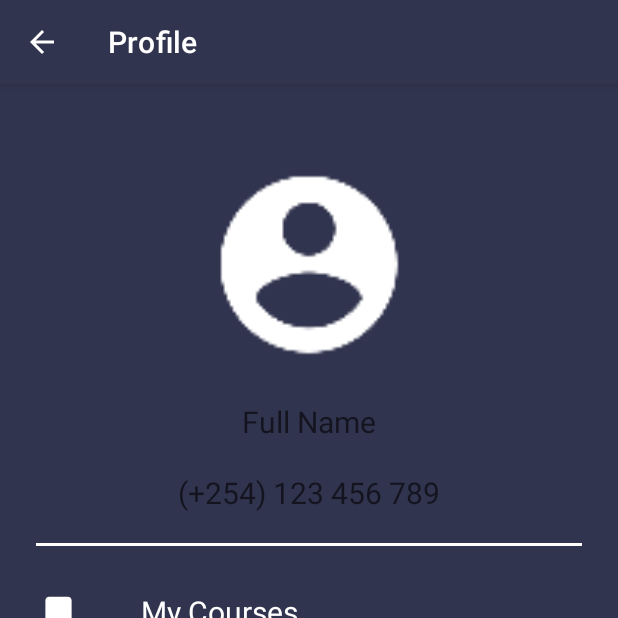
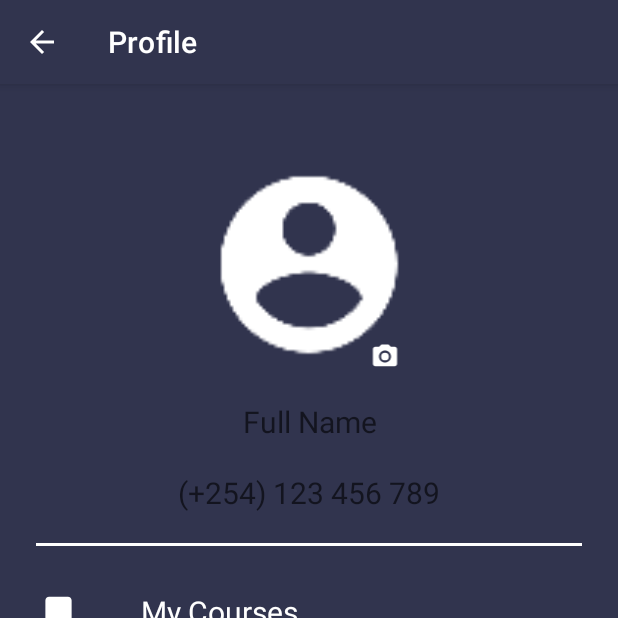
Before and after one commit to RocqJones/sasaKazi, an Android app: the ProfileActivity screen opened directly, with no data from a screen before it, on a phone screen of 412 x 824 dp, the top half of it. Run offline under Robolectric (Android 15) with nearby library versions, the phone set to English and light mode, and no system bars; our stand-ins replace Firebase (no records; nobody signed in at launch, a user with empty details on screens opened directly); pictures from the network do not load; 1 statement that could not run was skipped.

Commit message:
added a profile add IC on profile activity

```diff
--- a/app/src/main/java/com/intoverflown/sasakazi/ui/navdrawer/ProfileActivity.kt
+++ b/app/src/main/java/com/intoverflown/sasakazi/ui/navdrawer/ProfileActivity.kt
@@ -34,6 +34,7 @@ class ProfileActivity : AppCompatActivity() {
     private var profileFullName : TextView? = null
     private var profilePhoneNum : TextView? = null
     private var profilePicture : ImageView? = null
+    private var profileIcon: ImageView? = null
 
     // image vars
     private val IMAGE_REQUEST_CODE = 22
@@ -59,7 +60,9 @@ class ProfileActivity : AppCompatActivity() {
         profileFullName = findViewById<View>(R.id.user_profileFullName) as TextView
         profilePhoneNum = findViewById<View>(R.id.user_profilePhoneNo) as TextView
         profilePicture = findViewById<View>(R.id.user_profilePicture) as ImageView
+        profileIcon = findViewById<View>(R.id.user_imgIC) as ImageView
 
+        profileIcon!!.setOnClickListener { selectImg() }
         profilePicture!!.setOnClickListener { selectImg() }
     }
 
--- /dev/null
+++ b/app/src/main/res/drawable/baseline_photo_camera_white_18dp.xml
@@ -0,0 +1,5 @@
+<?xml version="1.0" encoding="UTF-8" standalone="no"?>
+<vector xmlns:android="http://schemas.android.com/apk/res/android" android:height="24dp" android:tint="#FFFFFF" android:viewportHeight="24.0" android:viewportWidth="24.0" android:width="24dp">
+    <path android:fillColor="@android:color/white" android:pathData="M12,12m-3.2,0a3.2,3.2 0,1 1,6.4 0a3.2,3.2 0,1 1,-6.4 0"/>
+    <path android:fillColor="@android:color/white" android:pathData="M9,2L7.17,4L4,4c-1.1,0 -2,0.9 -2,2v12c0,1.1 0.9,2 2,2h16c1.1,0 2,-0.9 2,-2L22,6c0,-1.1 -0.9,-2 -2,-2h-3.17L15,2L9,2zM12,17c-2.76,0 -5,-2.24 -5,-5s2.24,-5 5,-5 5,2.24 5,5 -2.24,5 -5,5z"/>
+</vector>
--- a/app/src/main/res/layout/activity_profile.xml
+++ b/app/src/main/res/layout/activity_profile.xml
@@ -19,6 +19,20 @@
         app:layout_constraintTop_toTopOf="parent"
         app:srcCompat="@drawable/baseline_account_circle_white_48dp" />
 
+    <ImageView
+        android:id="@+id/user_imgIC"
+        android:layout_width="20dp"
+        android:layout_height="19dp"
+        android:layout_marginStart="8dp"
+        android:contentDescription="@string/profile"
+        app:layout_constraintBottom_toBottomOf="@+id/user_profilePicture"
+        app:layout_constraintEnd_toEndOf="@+id/user_profilePicture"
+        app:layout_constraintHorizontal_bias="0.72"
+        app:layout_constraintStart_toStartOf="@+id/user_profilePicture"
+        app:layout_constraintTop_toTopOf="@+id/user_profilePicture"
+        app:layout_constraintVertical_bias="1.0"
+        app:srcCompat="@drawable/baseline_photo_camera_white_18dp" />
+
     <TextView
         android:id="@+id/user_profileFullName"
         android:layout_width="wrap_content"
@@ -28,6 +42,7 @@
         android:hint="@string/full_name"
         android:textColor="@color/white"
         android:textSize="20sp"
+        android:gravity="center"
         app:layout_constraintEnd_toEndOf="parent"
         app:layout_constraintStart_toStartOf="parent"
         app:layout_constraintTop_toBottomOf="@+id/user_profilePicture" />
@@ -41,6 +56,7 @@
         android:hint="@string/_254_123_456_789"
         android:textColor="@color/white"
         android:textSize="20sp"
+        android:gravity="center"
         app:layout_constraintEnd_toEndOf="parent"
         app:layout_constraintStart_toStartOf="parent"
         app:layout_constraintTop_toBottomOf="@+id/user_profileFullName" />
@@ -98,8 +114,8 @@
         android:layout_height="wrap_content"
         android:layout_marginStart="40dp"
         android:layout_marginTop="45dp"
+        android:fontFamily="sans-serif"
         android:text="@string/_3"
-        android:fontFamily="sans-serif"
         android:textColor="@color/white"
         android:textSize="20sp"
         app:layout_constraintStart_toEndOf="@+id/notificationBell"
@@ -111,8 +127,8 @@
         android:layout_height="wrap_content"
         android:layout_marginStart="20dp"
         android:layout_marginTop="45dp"
+        android:fontFamily="sans-serif"
         android:text="@string/notifications"
-        android:fontFamily="sans-serif"
         android:textColor="@color/white"
         android:textSize="20sp"
         app:layout_constraintStart_toEndOf="@+id/notificationsValue"
```
